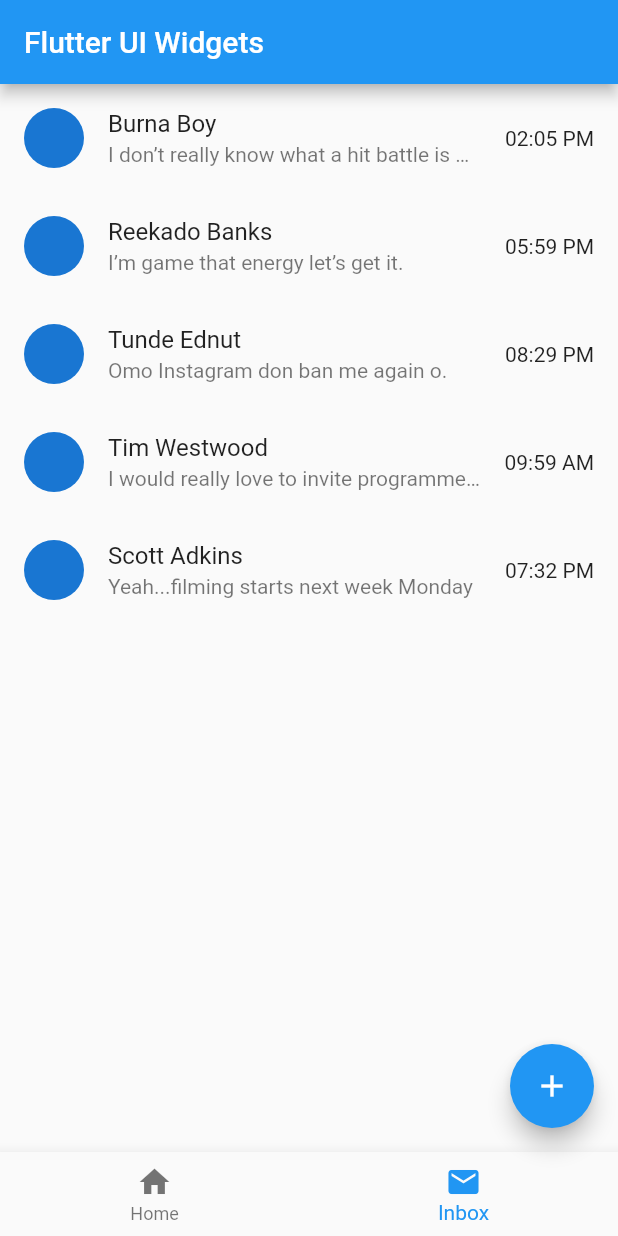
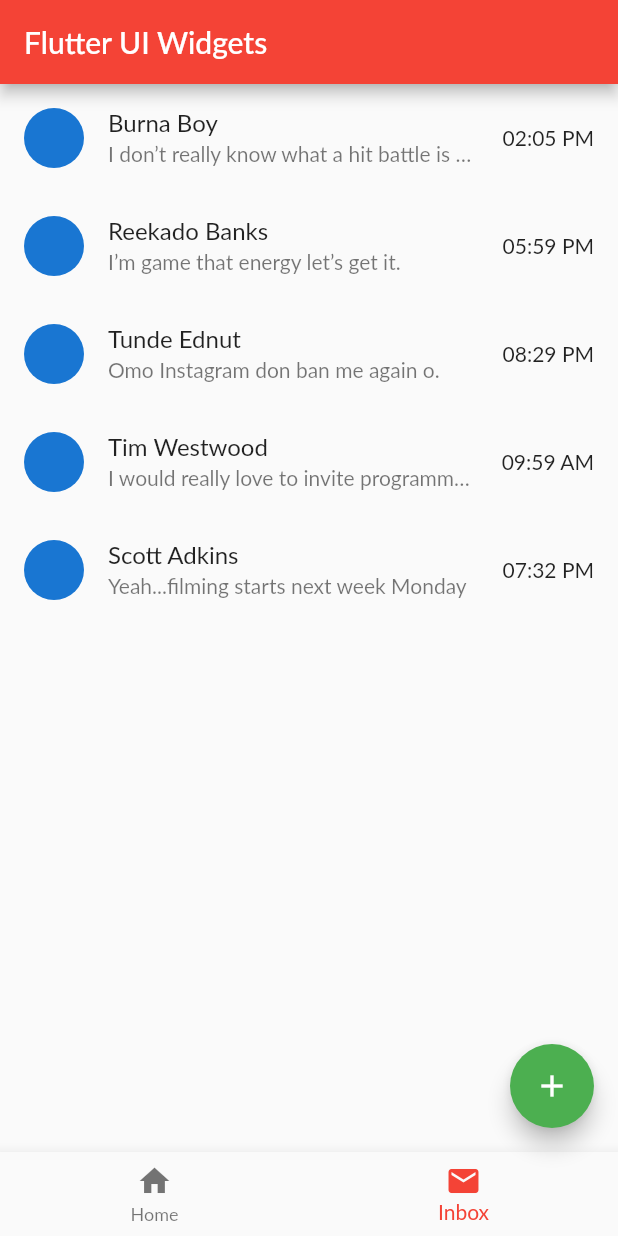
Before and after one commit to TracyTk/NEWS, a Flutter app: the screen it shows after launch, item 2 of the bottom bar chosen, on a phone screen of 412 x 824 dp. Run offline on Flutter 3.47's test engine with Material 2 defaults, Android fonts, the phone set to English and light mode, and no system bars; Roboto replaces fonts that are missing (Lato).

Commit message:
Add theme to the app

```diff
--- a/lib/api/article_api.dart
+++ b/lib/api/article_api.dart
@@ -3,7 +3,7 @@ import '../models/article.dart';
 class ArticleAPI {
   Future<List<Article>> fetchArticles() async {
     try {
-      const success = false;
+      const success = true;
       if (!success) {
         throw Exception('Failed to load Articles!');
       }
--- a/lib/main.dart
+++ b/lib/main.dart
@@ -6,15 +6,37 @@ void main() {
   runApp(const MyApp());
 }
 
+final lightTheme = ThemeData(
+  fontFamily: 'Lato',
+  textTheme: const TextTheme(
+    headline5: TextStyle(fontSize: 24),
+  ),
+);
+final darkTheme = ThemeData(
+  brightness: Brightness.dark,
+  fontFamily: 'Lato',
+  textTheme: const TextTheme(
+    headline5: TextStyle(fontSize: 24),
+  ),
+);
+
 // This widget is the root of your application.
 class MyApp extends StatelessWidget {
   const MyApp({Key? key}) : super(key: key);
 
   @override
   Widget build(BuildContext context) {
-    return const MaterialApp(
+    return MaterialApp(
       title: 'Flutter UI Widgets',
-      home: MainPage(),
+      theme: lightTheme.copyWith(
+        colorScheme: lightTheme.colorScheme.copyWith(
+          primary: Colors.red,
+          secondary: Colors.green,
+        ),
+      ),
+      darkTheme: darkTheme,
+      // themeMode: ThemeMode.dark,
+      home: const MainPage(),
     );
   }
 }
--- a/lib/widgets/article_card.dart
+++ b/lib/widgets/article_card.dart
@@ -67,7 +67,11 @@ class CardDetail extends StatelessWidget {
         children: <Widget>[
           Text(
             article!.title,
-            style: const TextStyle(fontSize: 24),
+            //style: const TextStyle(fontSize: 24),
+            //style: Theme.of(context).textTheme.headline5!.copyWith(
+            //     fontStyle: FontStyle.italic,
+            //     color: Colors.grey[600],
+            style: Theme.of(context).textTheme.headline5,
             maxLines: 2,
             overflow: TextOverflow.ellipsis,
           ),
```
Also changed, not shown: pubspec.yaml (+12 -0 lines), assets/assets/fonts/Lato-Italic.ttf (added), assets/assets/fonts/Lato-Regular.ttf (added), assets/assets/fonts/Lato-Semibold.ttf (added), assets/assets/images/logo.png (added), assets/assets/images/logo_dark.png (added).
